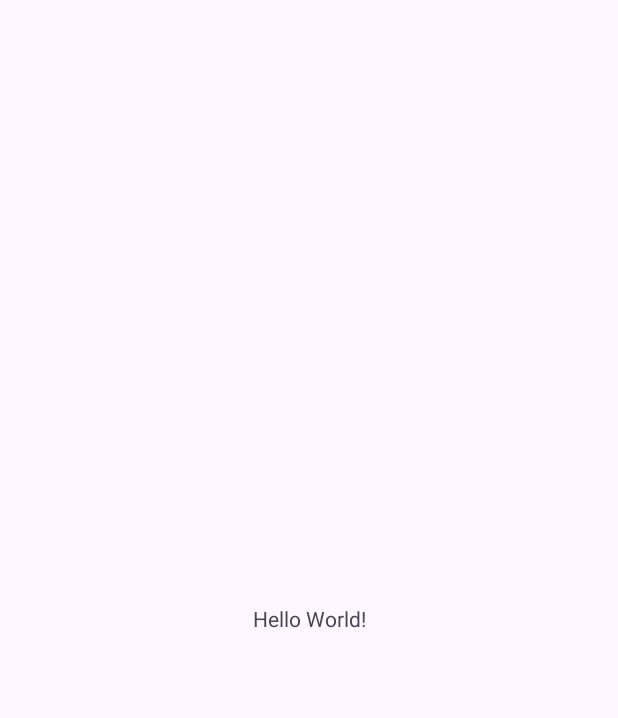
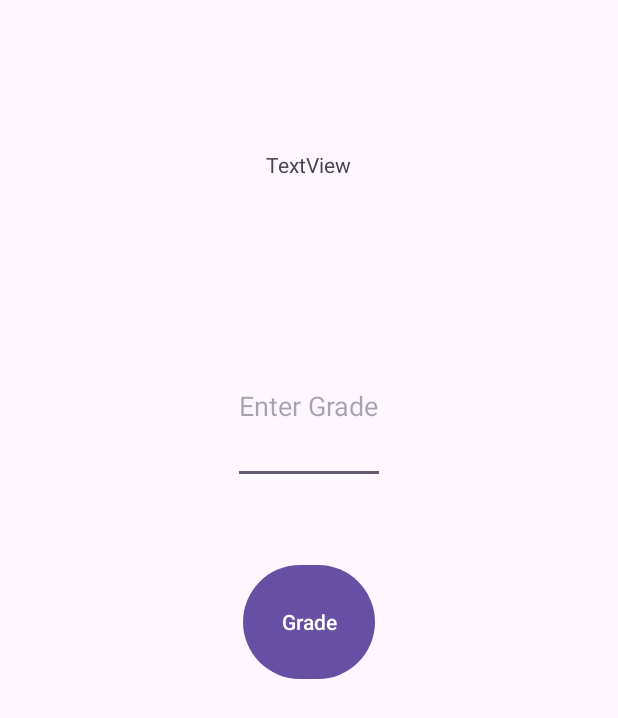
Before and after one commit to DDeerinck/Assignment1_DamienDeerinck_ToniHaro, an Android app: the screen it shows after launch (MainActivity), on a phone screen of 412 x 824 dp. Before the commit the part shown is almost empty. Shown: the top 718 px of the screen. Run offline under Robolectric (Android 15) with nearby library versions, the phone set to English and light mode, and no system bars.

Commit message:
Added button, textview, and text input fields.

```diff
--- a/app/src/main/res/layout/activity_main.xml
+++ b/app/src/main/res/layout/activity_main.xml
@@ -1,19 +1,44 @@
 <?xml version="1.0" encoding="utf-8"?>
-<androidx.constraintlayout.widget.ConstraintLayout xmlns:android="http://schemas.android.com/apk/res/android"
+<LinearLayout xmlns:android="http://schemas.android.com/apk/res/android"
     xmlns:app="http://schemas.android.com/apk/res-auto"
     xmlns:tools="http://schemas.android.com/tools"
     android:id="@+id/main"
     android:layout_width="match_parent"
     android:layout_height="match_parent"
+    android:orientation="vertical"
     tools:context=".MainActivity">
 
+
     <TextView
+        android:id="@+id/gradeView"
         android:layout_width="wrap_content"
         android:layout_height="wrap_content"
-        android:text="Hello World!"
+        android:layout_gravity="center"
+        android:layout_marginTop="100dp"
+        android:layout_marginBottom="100dp"
+        android:text="@string/textview"
+        app:layout_constraintBottom_toTopOf="@+id/textInputEditText"
+        tools:layout_editor_absoluteX="175dp" />
+
+    <com.google.android.material.textfield.TextInputEditText
+        android:id="@+id/gradeInput"
+        android:layout_width="wrap_content"
+        android:layout_height="103dp"
+        android:layout_gravity="center"
+        android:layout_marginBottom="50dp"
+        android:hint="@string/enter_grade"
+        app:layout_constraintBottom_toTopOf="@+id/grade_button"
+        tools:layout_editor_absoluteX="-1dp" />
+
+    <Button
+        android:id="@+id/gradeButton"
+        android:layout_width="wrap_content"
+        android:layout_height="84dp"
+        android:layout_gravity="center"
+        android:layout_marginBottom="60dp"
+        android:text="@string/grade"
         app:layout_constraintBottom_toBottomOf="parent"
         app:layout_constraintEnd_toEndOf="parent"
-        app:layout_constraintStart_toStartOf="parent"
-        app:layout_constraintTop_toTopOf="parent" />
+        app:layout_constraintStart_toStartOf="parent" />
 
-</androidx.constraintlayout.widget.ConstraintLayout>
+</LinearLayout>
--- a/app/src/main/res/values/strings.xml
+++ b/app/src/main/res/values/strings.xml
@@ -1,3 +1,8 @@
 <resources>
     <string name="app_name">Assignment1_DamienDeerinck_ToniHaro</string>
+    <string name="grade">Grade</string>
+    <string name="enter_grade">Enter Grade</string>
+    <string name="textview">TextView</string>
+    <string-array name="dev_info">
+    </string-array>
 </resources>
```
